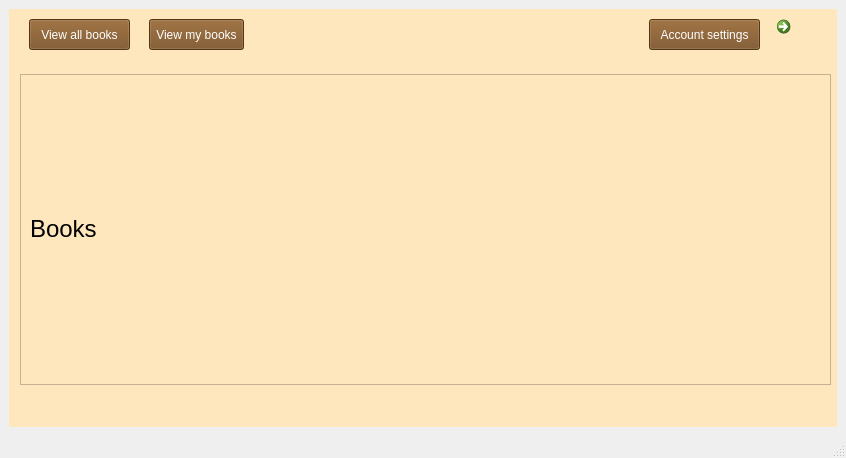
Before: the Qt Designer form client/src/mainwindow.ui in Dargoswwwe/smc-library, drawn with Qt 5.
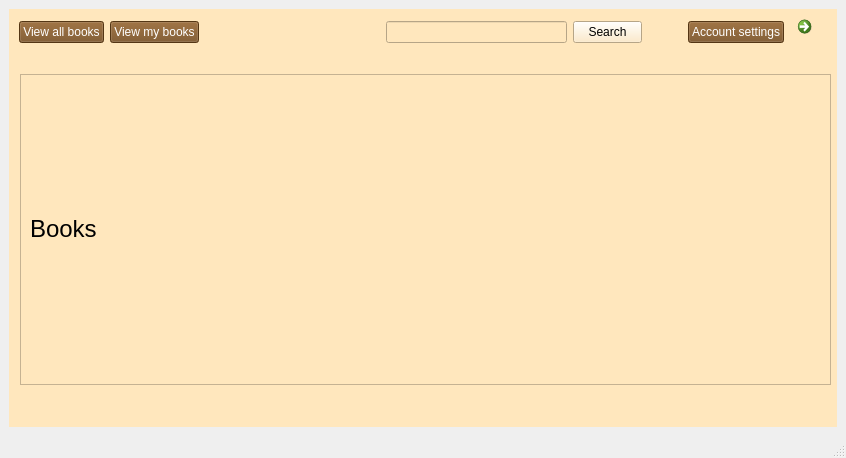
After: the same form once the commit is applied. The open tabs and pages were chosen to show the change. Icons and pictures are not drawn.

Commit message: Added search textbox and button to client ui

Patch:
```diff
--- a/client/src/mainwindow.ui
+++ b/client/src/mainwindow.ui
@@ -10,6 +10,12 @@
     <height>458</height>
    </rect>
   </property>
+  <property name="sizePolicy">
+   <sizepolicy hsizetype="Preferred" vsizetype="Preferred">
+    <horstretch>0</horstretch>
+    <verstretch>0</verstretch>
+   </sizepolicy>
+  </property>
   <property name="windowTitle">
    <string>MainWindow</string>
   </property>
@@ -270,38 +276,6 @@
        <property name="styleSheet">
         <string notr="true">background:rgb(255, 231, 189)</string>
        </property>
-       <widget class="QPushButton" name="viewMyBooksButton">
-        <property name="geometry">
-         <rect>
-          <x>140</x>
-          <y>10</y>
-          <width>95</width>
-          <height>31</height>
-         </rect>
-        </property>
-        <property name="styleSheet">
-         <string notr="true">Background: rgb(117, 75, 28);color: white</string>
-        </property>
-        <property name="text">
-         <string>View my books</string>
-        </property>
-       </widget>
-       <widget class="QPushButton" name="viewAllBooksButton">
-        <property name="geometry">
-         <rect>
-          <x>20</x>
-          <y>10</y>
-          <width>101</width>
-          <height>31</height>
-         </rect>
-        </property>
-        <property name="styleSheet">
-         <string notr="true">Background: rgb(117, 75, 28);color: white</string>
-        </property>
-        <property name="text">
-         <string>View all books</string>
-        </property>
-       </widget>
        <widget class="QScrollArea" name="scrollArea">
         <property name="geometry">
          <rect>
@@ -351,44 +325,240 @@
          </layout>
         </widget>
        </widget>
-       <widget class="QPushButton" name="accountSettingsButton">
+       <widget class="QWidget" name="">
         <property name="geometry">
          <rect>
-          <x>640</x>
-          <y>10</y>
-          <width>111</width>
-          <height>31</height>
-         </rect>
-        </property>
-        <property name="styleSheet">
-         <string notr="true">Background: rgb(117, 75, 28);color: white</string>
-        </property>
-        <property name="text">
-         <string>Account settings</string>
-        </property>
-       </widget>
-       <widget class="QCommandLinkButton" name="logoutButton_4">
-        <property name="geometry">
-         <rect>
-          <x>760</x>
+          <x>10</x>
           <y>0</y>
-          <width>41</width>
-          <height>41</height>
+          <width>811</width>
+          <height>47</height>
          </rect>
         </property>
-        <property name="text">
-         <string/>
-        </property>
-        <property name="icon">
-         <iconset resource="resources.qrc">
-          <normaloff>:/images_resources/logout.jpg</normaloff>:/images_resources/logout.jpg</iconset>
-        </property>
-        <property name="iconSize">
-         <size>
-          <width>30</width>
-          <height>25</height>
-         </size>
-        </property>
+        <layout class="QHBoxLayout" name="horizontalLayout">
+         <property name="rightMargin">
+          <number>0</number>
+         </property>
+         <item>
+          <widget class="QPushButton" name="viewAllBooksButton">
+           <property name="styleSheet">
+            <string notr="true">Background: rgb(117, 75, 28);color: white</string>
+           </property>
+           <property name="text">
+            <string>View all books</string>
+           </property>
+          </widget>
+         </item>
+         <item>
+          <widget class="QPushButton" name="viewMyBooksButton">
+           <property name="maximumSize">
+            <size>
+             <width>150</width>
+             <height>16777215</height>
+            </size>
+           </property>
+           <property name="styleSheet">
+            <string notr="true">Background: rgb(117, 75, 28);color: white</string>
+           </property>
+           <property name="text">
+            <string>View my books</string>
+           </property>
+          </widget>
+         </item>
+         <item>
+          <spacer name="horizontalSpacer">
+           <property name="orientation">
+            <enum>Qt::Horizontal</enum>
+           </property>
+           <property name="sizeHint" stdset="0">
+            <size>
+             <width>40</width>
+             <height>20</height>
+            </size>
+           </property>
+          </spacer>
+         </item>
+         <item>
+          <widget class="QLineEdit" name="bookNameSearch">
+           <property name="sizePolicy">
+            <sizepolicy hsizetype="Expanding" vsizetype="Fixed">
+             <horstretch>0</horstretch>
+             <verstretch>0</verstretch>
+            </sizepolicy>
+           </property>
+           <property name="minimumSize">
+            <size>
+             <width>0</width>
+             <height>0</height>
+            </size>
+           </property>
+          </widget>
+         </item>
+         <item>
+          <widget class="QPushButton" name="searchButton">
+           <property name="maximumSize">
+            <size>
+             <width>69</width>
+             <height>16777215</height>
+            </size>
+           </property>
+           <property name="palette">
+            <palette>
+             <active>
+              <colorrole role="Button">
+               <brush brushstyle="SolidPattern">
+                <color alpha="255">
+                 <red>255</red>
+                 <green>231</green>
+                 <blue>189</blue>
+                </color>
+               </brush>
+              </colorrole>
+              <colorrole role="Base">
+               <brush brushstyle="SolidPattern">
+                <color alpha="255">
+                 <red>255</red>
+                 <green>231</green>
+                 <blue>189</blue>
+                </color>
+               </brush>
+              </colorrole>
+              <colorrole role="Window">
+               <brush brushstyle="SolidPattern">
+                <color alpha="255">
+                 <red>255</red>
+                 <green>231</green>
+                 <blue>189</blue>
+                </color>
+               </brush>
+              </colorrole>
+             </active>
+             <inactive>
+              <colorrole role="Button">
+               <brush brushstyle="SolidPattern">
+                <color alpha="255">
+                 <red>255</red>
+                 <green>231</green>
+                 <blue>189</blue>
+                </color>
+               </brush>
+              </colorrole>
+              <colorrole role="Base">
+               <brush brushstyle="SolidPattern">
+                <color alpha="255">
+                 <red>255</red>
+                 <green>231</green>
+                 <blue>189</blue>
+                </color>
+               </brush>
+              </colorrole>
+              <colorrole role="Window">
+               <brush brushstyle="SolidPattern">
+                <color alpha="255">
+                 <red>255</red>
+                 <green>231</green>
+                 <blue>189</blue>
+                </color>
+               </brush>
+              </colorrole>
+             </inactive>
+             <disabled>
+              <colorrole role="Button">
+               <brush brushstyle="SolidPattern">
+                <color alpha="255">
+                 <red>255</red>
+                 <green>231</green>
+                 <blue>189</blue>
+                </color>
+               </brush>
+              </colorrole>
+              <colorrole role="Base">
+               <brush brushstyle="SolidPattern">
+                <color alpha="255">
+                 <red>255</red>
+                 <green>231</green>
+                 <blue>189</blue>
+                </color>
+               </brush>
+              </colorrole>
+              <colorrole role="Window">
+               <brush brushstyle="SolidPattern">
+                <color alpha="255">
+                 <red>255</red>
+                 <green>231</green>
+                 <blue>189</blue>
+                </color>
+               </brush>
+              </colorrole>
+             </disabled>
+            </palette>
+           </property>
+           <property name="text">
+            <string>Search</string>
+           </property>
+          </widget>
+         </item>
+         <item>
+          <spacer name="horizontalSpacer_2">
+           <property name="orientation">
+            <enum>Qt::Horizontal</enum>
+           </property>
+           <property name="sizeType">
+            <enum>QSizePolicy::Fixed</enum>
+           </property>
+           <property name="sizeHint" stdset="0">
+            <size>
+             <width>40</width>
+             <height>20</height>
+            </size>
+           </property>
+          </spacer>
+         </item>
+         <item>
+          <widget class="QPushButton" name="accountSettingsButton">
+           <property name="maximumSize">
+            <size>
+             <width>100</width>
+             <height>16777215</height>
+            </size>
+           </property>
+           <property name="styleSheet">
+            <string notr="true">Background: rgb(117, 75, 28);color: white</string>
+           </property>
+           <property name="text">
+            <string>Account settings</string>
+           </property>
+          </widget>
+         </item>
+         <item>
+          <widget class="QCommandLinkButton" name="logoutButton_4">
+           <property name="sizePolicy">
+            <sizepolicy hsizetype="Minimum" vsizetype="Minimum">
+             <horstretch>0</horstretch>
+             <verstretch>0</verstretch>
+            </sizepolicy>
+           </property>
+           <property name="maximumSize">
+            <size>
+             <width>40</width>
+             <height>16777215</height>
+            </size>
+           </property>
+           <property name="text">
+            <string/>
+           </property>
+           <property name="icon">
+            <iconset resource="resources.qrc">
+             <normaloff>:/images_resources/logout.jpg</normaloff>:/images_resources/logout.jpg</iconset>
+           </property>
+           <property name="iconSize">
+            <size>
+             <width>30</width>
+             <height>25</height>
+            </size>
+           </property>
+          </widget>
+         </item>
+        </layout>
        </widget>
       </widget>
       <widget class="QWidget" name="pageAccountSettings">
```
Left out of the diff: 2 changed lines with no effect on the pictures.
